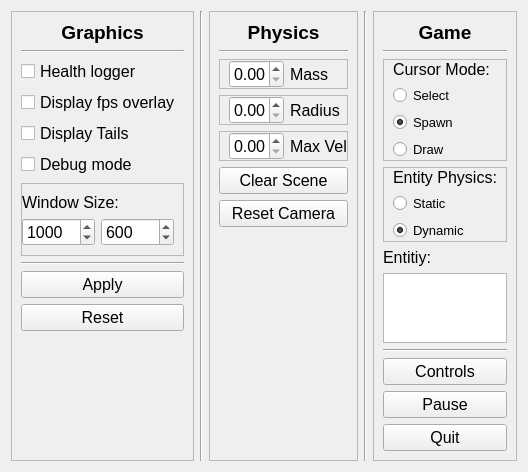
First picture: the form in ui/settings_window.ui, repository kpdudek/PhysicsSim, before the edit.
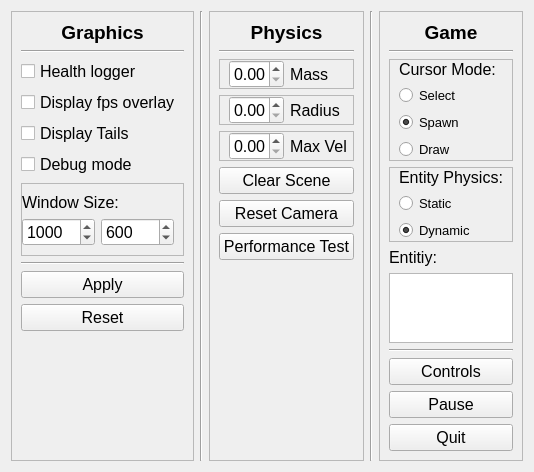
Second picture: the form after the edit.

Commit message: Collision bodies are passed to physics update every loop now. Performace test tool added.

Diff of the .ui file:
```diff
--- a/ui/settings_window.ui
+++ b/ui/settings_window.ui
@@ -6,7 +6,7 @@
    <rect>
     <x>0</x>
     <y>0</y>
-    <width>518</width>
+    <width>523</width>
     <height>466</height>
    </rect>
   </property>
@@ -246,6 +246,18 @@
         </property>
        </widget>
       </item>
+      <item>
+       <widget class="QPushButton" name="performance_test_button">
+        <property name="font">
+         <font>
+          <pointsize>12</pointsize>
+         </font>
+        </property>
+        <property name="text">
+         <string>Performance Test</string>
+        </property>
+       </widget>
+      </item>
       <item>
        <spacer name="verticalSpacer">
         <property name="orientation">
```
The commit also changes 6 other files.
